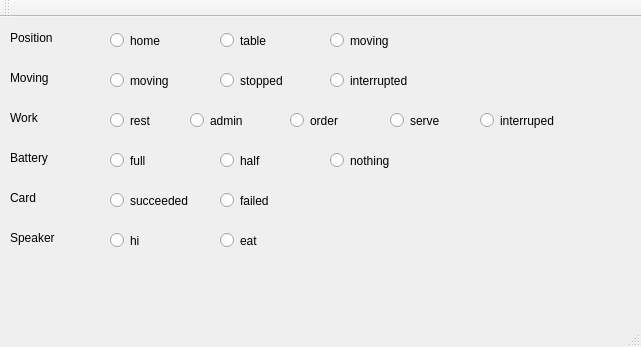
Above: mainwindow.ui from gnujeyH-0/Dae-Ta-Client before the change. Below: the same form after it.
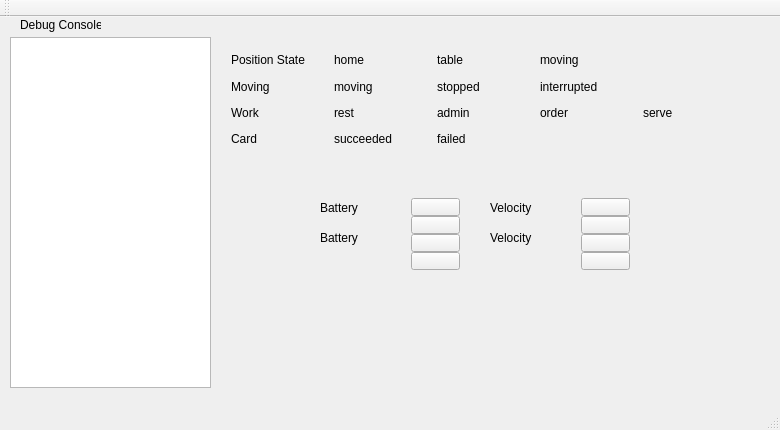
That is the form after the change.

```diff
--- a/mainwindow.ui
+++ b/mainwindow.ui
@@ -6,59 +6,203 @@
    <rect>
     <x>0</x>
     <y>0</y>
-    <width>641</width>
-    <height>347</height>
+    <width>780</width>
+    <height>430</height>
    </rect>
   </property>
   <property name="windowTitle">
    <string>MainWindow</string>
   </property>
   <widget class="QWidget" name="centralWidget">
-   <widget class="QLabel" name="Position">
+   <widget class="QLabel" name="label">
     <property name="geometry">
      <rect>
-      <x>10</x>
-      <y>10</y>
-      <width>68</width>
-      <height>22</height>
+      <x>20</x>
+      <y>0</y>
+      <width>81</width>
+      <height>16</height>
      </rect>
     </property>
     <property name="text">
-     <string>Position</string>
+     <string>Debug Console</string>
     </property>
    </widget>
-   <widget class="QLabel" name="Moving">
+   <widget class="QWidget" name="gridLayoutWidget">
     <property name="geometry">
      <rect>
-      <x>10</x>
-      <y>50</y>
-      <width>68</width>
-      <height>22</height>
+      <x>220</x>
+      <y>22</y>
+      <width>531</width>
+      <height>121</height>
      </rect>
     </property>
-    <property name="text">
-     <string>Moving</string>
-    </property>
+    <layout class="QGridLayout" name="gridLayout">
+     <item row="0" column="2">
+      <widget class="QLabel" name="table">
+       <property name="text">
+        <string>table</string>
+       </property>
+      </widget>
+     </item>
+     <item row="1" column="0">
+      <widget class="QLabel" name="Moving">
+       <property name="text">
+        <string>Moving</string>
+       </property>
+      </widget>
+     </item>
+     <item row="2" column="0">
+      <widget class="QLabel" name="Work">
+       <property name="text">
+        <string>Work</string>
+       </property>
+      </widget>
+     </item>
+     <item row="0" column="1">
+      <widget class="QLabel" name="home">
+       <property name="styleSheet">
+        <string notr="true"/>
+       </property>
+       <property name="text">
+        <string>home</string>
+       </property>
+      </widget>
+     </item>
+     <item row="0" column="3">
+      <widget class="QLabel" name="moving">
+       <property name="text">
+        <string>moving</string>
+       </property>
+      </widget>
+     </item>
+     <item row="1" column="2">
+      <widget class="QLabel" name="stopped">
+       <property name="text">
+        <string>stopped</string>
+       </property>
+      </widget>
+     </item>
+     <item row="1" column="3">
+      <widget class="QLabel" name="interrupted">
+       <property name="text">
+        <string>interrupted</string>
+       </property>
+      </widget>
+     </item>
+     <item row="2" column="4">
+      <widget class="QLabel" name="serve">
+       <property name="text">
+        <string>serve</string>
+       </property>
+      </widget>
+     </item>
+     <item row="2" column="2">
+      <widget class="QLabel" name="admin">
+       <property name="text">
+        <string>admin</string>
+       </property>
+      </widget>
+     </item>
+     <item row="3" column="1">
+      <widget class="QLabel" name="succeeded">
+       <property name="text">
+        <string>succeeded</string>
+       </property>
+      </widget>
+     </item>
+     <item row="3" column="0">
+      <widget class="QLabel" name="Card">
+       <property name="text">
+        <string>Card</string>
+       </property>
+      </widget>
+     </item>
+     <item row="2" column="3">
+      <widget class="QLabel" name="order">
+       <property name="text">
+        <string>order</string>
+       </property>
+      </widget>
+     </item>
+     <item row="2" column="1">
+      <widget class="QLabel" name="rest">
+       <property name="text">
+        <string>rest</string>
+       </property>
+      </widget>
+     </item>
+     <item row="1" column="1">
+      <widget class="QLabel" name="mmoving">
+       <property name="text">
+        <string>moving</string>
+       </property>
+      </widget>
+     </item>
+     <item row="3" column="2">
+      <widget class="QLabel" name="failed">
+       <property name="text">
+        <string>failed</string>
+       </property>
+      </widget>
+     </item>
+     <item row="0" column="0">
+      <widget class="QLabel" name="Position">
+       <property name="text">
+        <string>Position State</string>
+       </property>
+      </widget>
+     </item>
+    </layout>
    </widget>
-   <widget class="QLabel" name="Work">
+   <widget class="QWidget" name="verticalLayoutWidget">
     <property name="geometry">
      <rect>
-      <x>10</x>
-      <y>90</y>
-      <width>68</width>
-      <height>22</height>
+      <x>400</x>
+      <y>170</y>
+      <width>71</width>
+      <height>94</height>
      </rect>
     </property>
-    <property name="text">
-     <string>Work</string>
-    </property>
+    <layout class="QVBoxLayout" name="verticalLayout_2">
+     <property name="spacing">
+      <number>0</number>
+     </property>
+     <item>
+      <widget class="QPushButton" name="bettery4">
+       <property name="text">
+        <string/>
+       </property>
+      </widget>
+     </item>
+     <item>
+      <widget class="QPushButton" name="bettery3">
+       <property name="text">
+        <string/>
+       </property>
+      </widget>
+     </item>
+     <item>
+      <widget class="QPushButton" name="bettery2">
+       <property name="text">
+        <string/>
+       </property>
+      </widget>
+     </item>
+     <item>
+      <widget class="QPushButton" name="battery1">
+       <property name="text">
+        <string/>
+       </property>
+      </widget>
+     </item>
+    </layout>
    </widget>
    <widget class="QLabel" name="Battery">
     <property name="geometry">
      <rect>
-      <x>10</x>
-      <y>130</y>
-      <width>68</width>
+      <x>320</x>
+      <y>180</y>
+      <width>72</width>
       <height>22</height>
      </rect>
     </property>
@@ -66,264 +210,96 @@
      <string>Battery</string>
     </property>
    </widget>
-   <widget class="QLabel" name="Card">
+   <widget class="QWidget" name="verticalLayoutWidget_2">
     <property name="geometry">
      <rect>
-      <x>10</x>
+      <x>570</x>
       <y>170</y>
-      <width>68</width>
-      <height>22</height>
+      <width>71</width>
+      <height>94</height>
      </rect>
     </property>
-    <property name="text">
-     <string>Card</string>
-    </property>
+    <layout class="QVBoxLayout" name="verticalLayout_3">
+     <property name="spacing">
+      <number>0</number>
+     </property>
+     <item>
+      <widget class="QPushButton" name="v4">
+       <property name="text">
+        <string/>
+       </property>
+      </widget>
+     </item>
+     <item>
+      <widget class="QPushButton" name="v3">
+       <property name="text">
+        <string/>
+       </property>
+      </widget>
+     </item>
+     <item>
+      <widget class="QPushButton" name="v2">
+       <property name="text">
+        <string/>
+       </property>
+      </widget>
+     </item>
+     <item>
+      <widget class="QPushButton" name="v1">
+       <property name="text">
+        <string/>
+       </property>
+      </widget>
+     </item>
+    </layout>
    </widget>
    <widget class="QLabel" name="Speaker">
     <property name="geometry">
      <rect>
-      <x>10</x>
-      <y>210</y>
-      <width>68</width>
+      <x>490</x>
+      <y>180</y>
+      <width>72</width>
       <height>22</height>
      </rect>
     </property>
     <property name="text">
-     <string>Speaker</string>
+     <string>Velocity</string>
     </property>
    </widget>
-   <widget class="QRadioButton" name="home">
+   <widget class="QLabel" name="lbBetteryC">
     <property name="geometry">
      <rect>
-      <x>110</x>
-      <y>10</y>
-      <width>119</width>
-      <height>27</height>
-     </rect>
-    </property>
-    <property name="text">
-     <string>home</string>
-    </property>
-   </widget>
-   <widget class="QRadioButton" name="table">
-    <property name="geometry">
-     <rect>
-      <x>220</x>
-      <y>10</y>
-      <width>119</width>
-      <height>27</height>
-     </rect>
-    </property>
-    <property name="text">
-     <string>table</string>
-    </property>
-   </widget>
-   <widget class="QRadioButton" name="moving">
-    <property name="geometry">
-     <rect>
-      <x>330</x>
-      <y>10</y>
-      <width>119</width>
-      <height>27</height>
-     </rect>
-    </property>
-    <property name="text">
-     <string>moving</string>
-    </property>
-   </widget>
-   <widget class="QRadioButton" name="interrupted">
-    <property name="geometry">
-     <rect>
-      <x>330</x>
-      <y>50</y>
-      <width>119</width>
-      <height>27</height>
-     </rect>
-    </property>
-    <property name="text">
-     <string>interrupted</string>
-    </property>
-   </widget>
-   <widget class="QRadioButton" name="mmoving">
-    <property name="geometry">
-     <rect>
-      <x>110</x>
-      <y>50</y>
-      <width>119</width>
-      <height>27</height>
-     </rect>
-    </property>
-    <property name="text">
-     <string>moving</string>
-    </property>
-   </widget>
-   <widget class="QRadioButton" name="stopped">
-    <property name="geometry">
-     <rect>
-      <x>220</x>
-      <y>50</y>
-      <width>119</width>
-      <height>27</height>
-     </rect>
-    </property>
-    <property name="text">
-     <string>stopped</string>
-    </property>
-   </widget>
-   <widget class="QRadioButton" name="order">
-    <property name="geometry">
-     <rect>
-      <x>290</x>
-      <y>90</y>
-      <width>119</width>
-      <height>27</height>
-     </rect>
-    </property>
-    <property name="text">
-     <string>order</string>
-    </property>
-   </widget>
-   <widget class="QRadioButton" name="rest">
-    <property name="geometry">
-     <rect>
-      <x>110</x>
-      <y>90</y>
-      <width>119</width>
-      <height>27</height>
-     </rect>
-    </property>
-    <property name="text">
-     <string>rest</string>
-    </property>
-   </widget>
-   <widget class="QRadioButton" name="admin">
-    <property name="geometry">
-     <rect>
-      <x>190</x>
-      <y>90</y>
-      <width>119</width>
-      <height>27</height>
-     </rect>
-    </property>
-    <property name="text">
-     <string>admin</string>
-    </property>
-   </widget>
-   <widget class="QRadioButton" name="nothing">
-    <property name="geometry">
-     <rect>
-      <x>330</x>
-      <y>130</y>
-      <width>119</width>
-      <height>27</height>
-     </rect>
-    </property>
-    <property name="text">
-     <string>nothing</string>
-    </property>
-   </widget>
-   <widget class="QRadioButton" name="full">
-    <property name="geometry">
-     <rect>
-      <x>110</x>
-      <y>130</y>
-      <width>119</width>
-      <height>27</height>
-     </rect>
-    </property>
-    <property name="text">
-     <string>full</string>
-    </property>
-   </widget>
-   <widget class="QRadioButton" name="half">
-    <property name="geometry">
-     <rect>
-      <x>220</x>
-      <y>130</y>
-      <width>119</width>
-      <height>27</height>
-     </rect>
-    </property>
-    <property name="text">
-     <string>half</string>
-    </property>
-   </widget>
-   <widget class="QRadioButton" name="succeeded">
-    <property name="geometry">
-     <rect>
-      <x>110</x>
-      <y>170</y>
-      <width>119</width>
-      <height>27</height>
-     </rect>
-    </property>
-    <property name="text">
-     <string>succeeded</string>
-    </property>
-   </widget>
-   <widget class="QRadioButton" name="failed">
-    <property name="geometry">
-     <rect>
-      <x>220</x>
-      <y>170</y>
-      <width>119</width>
-      <height>27</height>
-     </rect>
-    </property>
-    <property name="text">
-     <string>failed</string>
-    </property>
-   </widget>
-   <widget class="QRadioButton" name="hi">
-    <property name="geometry">
-     <rect>
-      <x>110</x>
+      <x>320</x>
       <y>210</y>
-      <width>119</width>
-      <height>27</height>
+      <width>72</width>
+      <height>22</height>
      </rect>
     </property>
     <property name="text">
-     <string>hi</string>
+     <string>Battery</string>
     </property>
    </widget>
-   <widget class="QRadioButton" name="hi_2">
+   <widget class="QLabel" name="lbVelocityC">
     <property name="geometry">
      <rect>
-      <x>220</x>
+      <x>490</x>
       <y>210</y>
-      <width>119</width>
-      <height>27</height>
+      <width>72</width>
+      <height>22</height>
      </rect>
     </property>
     <property name="text">
-     <string>eat</string>
+     <string>Velocity</string>
     </property>
    </widget>
-   <widget class="QRadioButton" name="serve">
+   <widget class="QListWidget" name="listWidget">
     <property name="geometry">
      <rect>
-      <x>390</x>
-      <y>90</y>
-      <width>119</width>
-      <height>27</height>
+      <x>10</x>
+      <y>20</y>
+      <width>201</width>
+      <height>351</height>
      </rect>
-    </property>
-    <property name="text">
-     <string>serve</string>
-    </property>
-   </widget>
-   <widget class="QRadioButton" name="interruped">
-    <property name="geometry">
-     <rect>
-      <x>480</x>
-      <y>90</y>
-      <width>119</width>
-      <height>27</height>
-     </rect>
-    </property>
-    <property name="text">
-     <string>interruped</string>
     </property>
    </widget>
   </widget>
```
Left out of the diff: 8 changed lines with no effect on the pictures.
